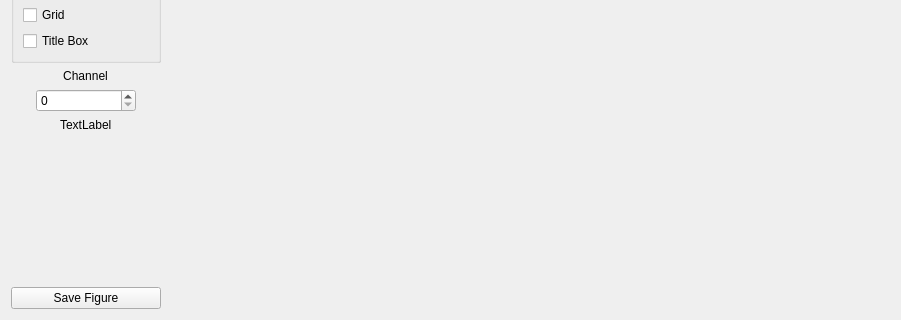
Qt form src/qt_ui/contour_map.ui (Eric-Meunier/Processor-Suite) before a commit; both pictures show x 0 to 901 and y 398 to 718 of the 901 by 718 pixel window.
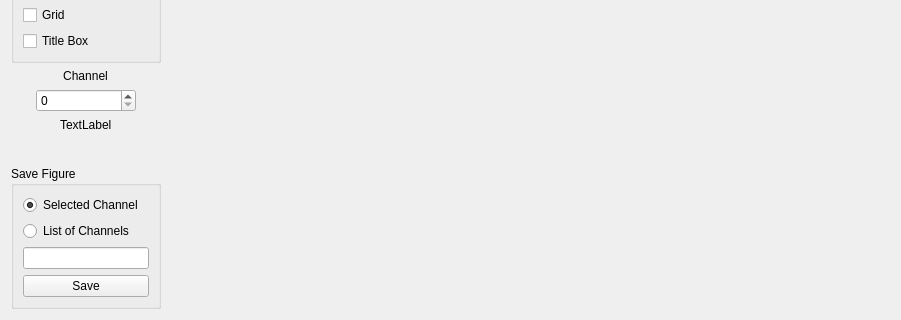
The same form after that commit.

Commit message: ContourMap can save lists of channels.

```diff
--- a/src/qt_ui/contour_map.ui
+++ b/src/qt_ui/contour_map.ui
@@ -100,13 +100,6 @@
      </layout>
     </widget>
    </item>
-   <item row="0" column="1" rowspan="11" colspan="2">
-    <layout class="QGridLayout" name="map_layout">
-     <property name="sizeConstraint">
-      <enum>QLayout::SetDefaultConstraint</enum>
-     </property>
-    </layout>
-   </item>
    <item row="4" column="0" alignment="Qt::AlignHCenter">
     <widget class="QLabel" name="label">
      <property name="text">
@@ -117,13 +110,6 @@
      </property>
     </widget>
    </item>
-   <item row="12" column="0">
-    <widget class="QPushButton" name="save_figure_btn">
-     <property name="text">
-      <string>Save Figure</string>
-     </property>
-    </widget>
-   </item>
    <item row="12" column="1">
     <spacer name="horizontalSpacer">
      <property name="orientation">
@@ -166,7 +152,7 @@
    <item row="12" column="2">
     <layout class="QVBoxLayout" name="toolbar_layout">
      <property name="spacing">
-      <number>6</number>
+      <number>0</number>
      </property>
      <property name="sizeConstraint">
       <enum>QLayout::SetDefaultConstraint</enum>
@@ -291,6 +277,59 @@
      </layout>
     </widget>
    </item>
+   <item row="11" column="0" rowspan="2">
+    <widget class="QGroupBox" name="groupBox_3">
+     <property name="title">
+      <string>Save Figure</string>
+     </property>
+     <layout class="QGridLayout" name="gridLayout_3">
+      <item row="0" column="0">
+       <widget class="QRadioButton" name="current_channel_rbtn">
+        <property name="text">
+         <string>Selected Channel</string>
+        </property>
+        <property name="checked">
+         <bool>true</bool>
+        </property>
+       </widget>
+      </item>
+      <item row="1" column="0">
+       <widget class="QRadioButton" name="channel_list_rbtn">
+        <property name="text">
+         <string>List of Channels</string>
+        </property>
+       </widget>
+      </item>
+      <item row="3" column="0">
+       <widget class="QPushButton" name="save_figure_btn">
+        <property name="text">
+         <string>Save</string>
+        </property>
+       </widget>
+      </item>
+      <item row="2" column="0">
+       <widget class="QLineEdit" name="channel_list_edit">
+        <property name="sizePolicy">
+         <sizepolicy hsizetype="Minimum" vsizetype="Fixed">
+          <horstretch>0</horstretch>
+          <verstretch>0</verstretch>
+         </sizepolicy>
+        </property>
+        <property name="clearButtonEnabled">
+         <bool>false</bool>
+        </property>
+       </widget>
+      </item>
+     </layout>
+    </widget>
+   </item>
+   <item row="0" column="1" rowspan="12" colspan="2">
+    <layout class="QGridLayout" name="map_layout">
+     <property name="sizeConstraint">
+      <enum>QLayout::SetDefaultConstraint</enum>
+     </property>
+    </layout>
+   </item>
   </layout>
  </widget>
  <resources/>
```
The commit also changes 21 other files.
